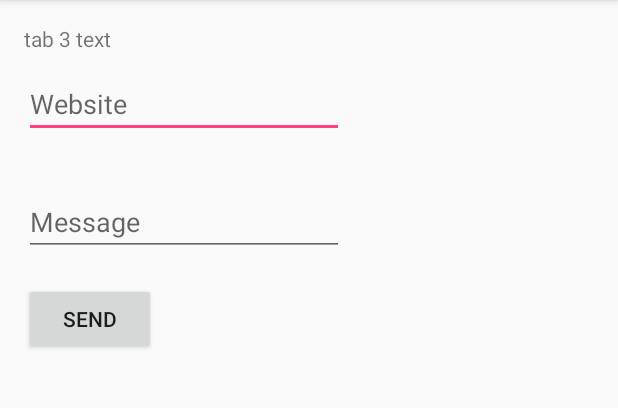
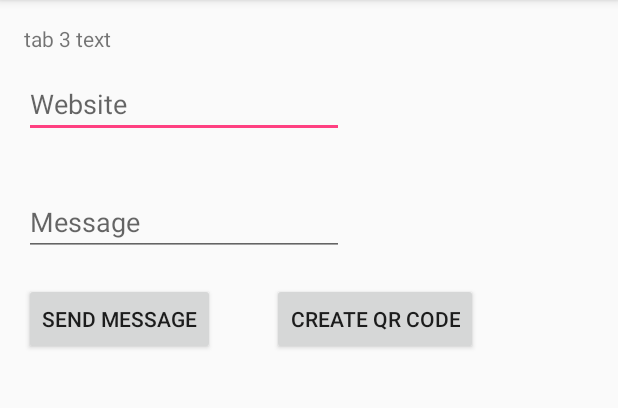
Before and after one commit to jimenezhenry/DigiDrop, an Android app: the fragment tab3 shown on its own in the app's theme, on a phone screen of 412 x 824 dp, the part 84-492 px from its top. Run offline under Robolectric (Android 15) with nearby library versions, the phone set to English and light mode, and no system bars.

Commit message:
Added non-functional QR code class

```diff
--- a/app/src/main/java/com/example/henry/digidrop/tab3.java
+++ b/app/src/main/java/com/example/henry/digidrop/tab3.java
@@ -5,7 +5,9 @@ package com.example.henry.digidrop;
  */
 
 import android.app.Activity;
+import android.os.AsyncTask;
 import android.os.Bundle;
+import android.util.Log;
 import android.view.LayoutInflater;
 import android.view.View;
 import android.view.ViewGroup;
@@ -24,19 +26,54 @@ import java.net.URL;
  */
 
 public class tab3 extends Fragment {
+
+    private EditText editText;
+    private EditText editText2;
+    private Button button;
+    private Button button2;
+    String string;
+    String message;
+
     @Override
     public View onCreateView(LayoutInflater inflater, ViewGroup container,
                              Bundle savedInstanceState) {
 
         View rootView = inflater.inflate(R.layout.tab3, container, false);
-        Button button = (Button)rootView.findViewById(R.id.button);
-        final EditText editText = (EditText)rootView.findViewById((R.id.editText));
-        final EditText editText2 = (EditText)rootView.findViewById((R.id.editText2));
+
+        button = (Button)rootView.findViewById(R.id.button);
+        button2 = (Button) rootView.findViewById(R.id.button2);
+        editText = (EditText)rootView.findViewById((R.id.editText));
+        editText2 = (EditText)rootView.findViewById((R.id.editText2));
+
         button.setOnClickListener(new View.OnClickListener() {
             @Override
-            public void onClick(View v) {
-                String string = editText.getText().toString();
-                String message = editText2.getText().toString();
+            public void onClick(View view) {
+                string = editText.getText().toString();
+                message = editText2.getText().toString();
+                new sendPost().execute();
+            }
+        });
+
+        button2.setOnClickListener(new View.OnClickListener() {
+            @Override
+            public void onClick(View view) {
+                string = editText.getText().toString();
+                message = editText2.getText().toString();
+                new createQr().execute();
+            }
+        });
+
+
+        return rootView;
+
+
+    }
+
+    private class sendPost extends AsyncTask {
+
+        @Override
+        protected Object doInBackground(Object[] objects) {
+
             HttpURLConnection connection;
             URL url;
             try {
@@ -45,7 +82,9 @@ public class tab3 extends Fragment {
                 connection.setDoOutput(true);
                 connection.setRequestMethod("POST");
                 DataOutputStream wr = new DataOutputStream(connection.getOutputStream ());
-                    wr.writeBytes(message);
+                Log.i("Before write", "Before write");
+                wr.writeBytes("DigiDropMessageInput="+message.getBytes());
+                Log.i("After write", "After write");
                 wr.flush();
                 wr.close();
                 connection.disconnect();
@@ -56,11 +95,18 @@ public class tab3 extends Fragment {
             }
 
 
+            return null;
         }
-        });
-        return rootView;
+    }
+
+    private class createQr extends AsyncTask {
+
+        @Override
+        protected Object doInBackground(Object[] objects) {
 
 
+            return null;
+        }
     }
 
 }
--- a/app/src/main/res/layout/tab3.xml
+++ b/app/src/main/res/layout/tab3.xml
@@ -43,9 +43,20 @@
         android:layout_width="wrap_content"
         android:layout_height="wrap_content"
         android:layout_marginTop="18dp"
-        android:text="Send"
+        android:text="Send Message"
         android:layout_below="@+id/editText2"
         android:layout_alignParentLeft="true"
         android:layout_alignParentStart="true" />
 
+    <Button
+        android:id="@+id/button2"
+        android:layout_width="wrap_content"
+        android:layout_height="wrap_content"
+        android:layout_alignTop="@+id/button"
+        android:layout_marginLeft="38dp"
+        android:layout_marginStart="38dp"
+        android:layout_toEndOf="@+id/button"
+        android:layout_toRightOf="@+id/button"
+        android:text="Create QR Code" />
+
 </RelativeLayout>
```
Also changed, not shown: app/src/main/java/com/example/henry/digidrop/QRCodeWriter.java (added, +10 -0 lines). Lines whose indentation alone changed are shown as unchanged.
